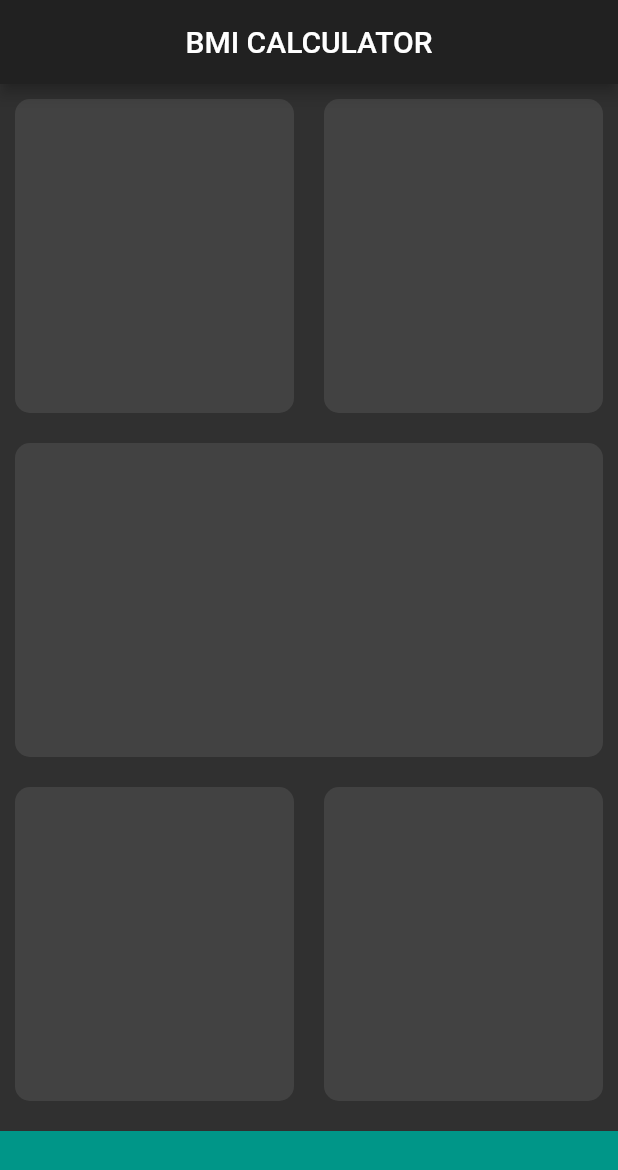
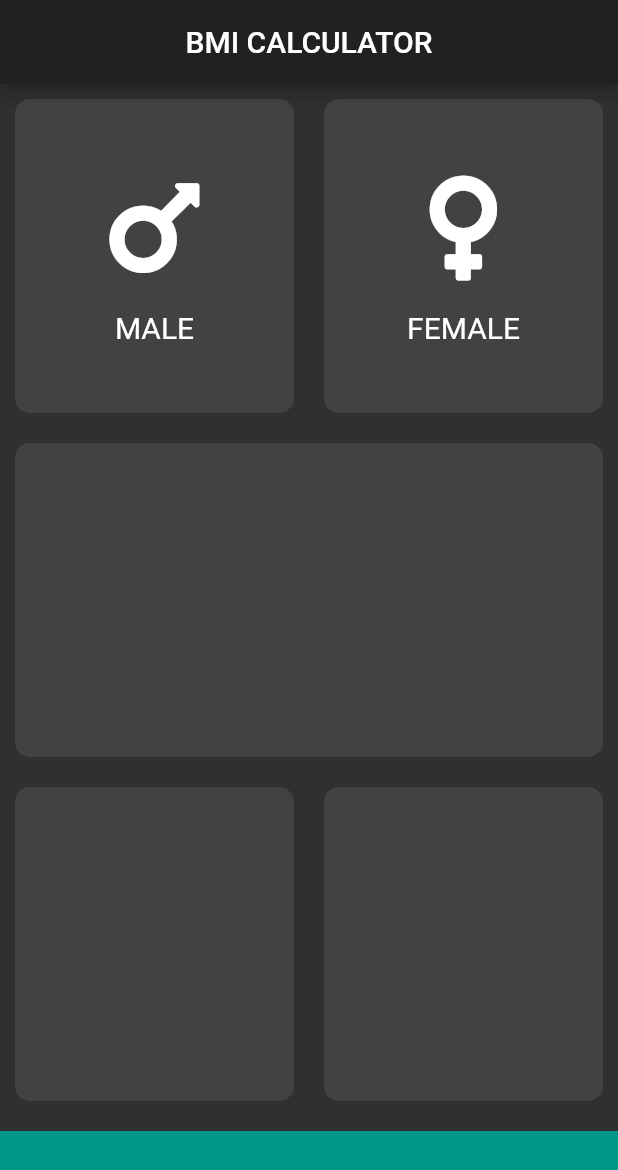
Before and after one commit to darshit-rudani/BMI-Calculator, a Flutter app: the screen it shows after launch, on a phone screen of 412 x 824 dp. Shown: the top 1170 px of the screen. Run offline on Flutter 3.47's test engine with Material 2 defaults, Android fonts, the phone set to English and light mode, and no system bars; our stand-ins replace font_awesome_flutter.

Commit message:
Add font awesome package and create reusable code

```diff
--- /dev/null
+++ b/lib/icon_content.dart
@@ -0,0 +1,27 @@
+import 'package:flutter/material.dart';
+
+class Iconreusable extends StatelessWidget {
+  Iconreusable({@required this.icon, this.lable});
+  final IconData icon;
+  final String lable;
+
+  @override
+  Widget build(BuildContext context) {
+    return Column(
+      mainAxisAlignment: MainAxisAlignment.center,
+      children: <Widget>[
+        Icon(
+          icon,
+          size: 80.0,
+        ),
+        SizedBox(
+          height: 15.0,
+        ),
+        Text(
+          lable,
+          style: TextStyle(fontSize: 20.0, color: Colors.white),
+        ),
+      ],
+    );
+  }
+}
--- a/lib/input_page.dart
+++ b/lib/input_page.dart
@@ -1,5 +1,7 @@
-import 'package:flutter/cupertino.dart';
 import 'package:flutter/material.dart';
+import 'package:font_awesome_flutter/font_awesome_flutter.dart';
+import 'reusablecode.dart';
+import 'icon_content.dart';
 
 const bottomContainerHeight = 70.0;
 const color = Color(0xff424242);
@@ -24,11 +26,19 @@ class _InputpageState extends State<Inputpage> {
                 Expanded(
                   child: designcode(
                     color: color,
+                    cardChild: Iconreusable(
+                      icon: FontAwesomeIcons.mars,
+                      lable: 'MALE',
+                    ),
                   ),
                 ),
                 Expanded(
                   child: designcode(
                     color: color,
+                    cardChild: Iconreusable(
+                      icon: FontAwesomeIcons.venus,
+                      lable: 'FEMALE',
+                    ),
                   ),
                 ),
               ],
@@ -66,23 +76,3 @@ class _InputpageState extends State<Inputpage> {
     );
   }
 }
-
-// ignore: camel_case_types, must_be_immutable
-class designcode extends StatelessWidget {
-  designcode({@required this.color, this.cardChild});
-
-  final Color color;
-  final Widget cardChild;
-
-  @override
-  Widget build(BuildContext context) {
-    return Container(
-      child: cardChild,
-      margin: EdgeInsets.all(10.0),
-      decoration: BoxDecoration(
-        color: Color(0xFF424242),
-        borderRadius: BorderRadius.circular(10.0),
-      ),
-    );
-  }
-}
--- /dev/null
+++ b/lib/reusablecode.dart
@@ -0,0 +1,20 @@
+import 'package:flutter/material.dart';
+
+class designcode extends StatelessWidget {
+  designcode({@required this.color, this.cardChild});
+
+  final Color color;
+  final Widget cardChild;
+
+  @override
+  Widget build(BuildContext context) {
+    return Container(
+      child: cardChild,
+      margin: EdgeInsets.all(10.0),
+      decoration: BoxDecoration(
+        color: Color(0xFF424242),
+        borderRadius: BorderRadius.circular(10.0),
+      ),
+    );
+  }
+}
```
Also changed, not shown: pubspec.yaml (+2 -54 lines), pubspec.lock.
